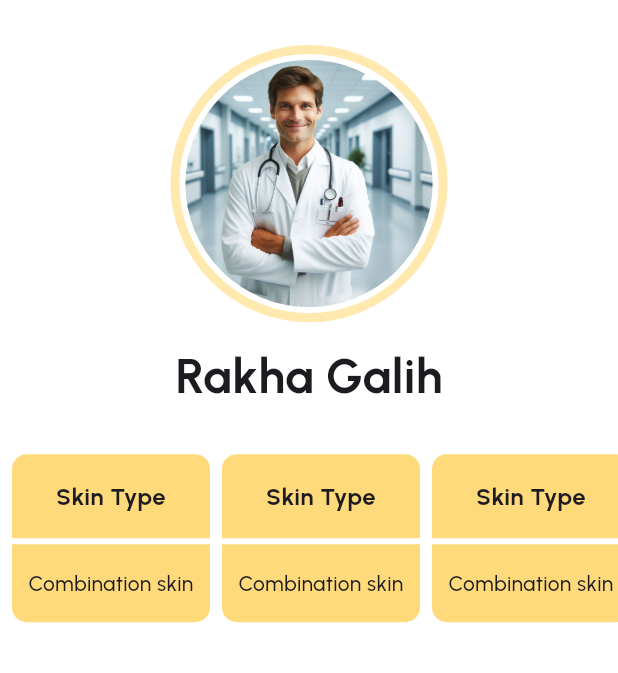
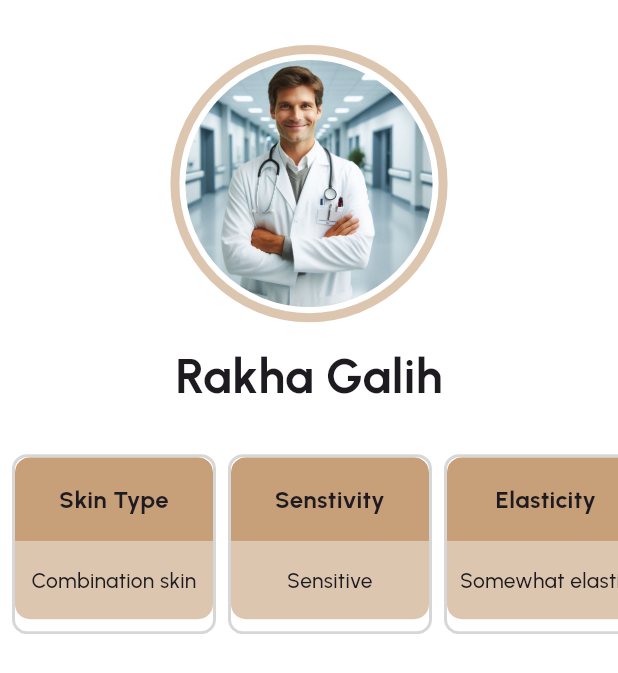
Before and after one commit to RakhaGalih/skincraft, a Flutter app: the ProfileScreen screen opened directly, on a phone screen of 412 x 824 dp. Shown: the top 673 px of the screen. Run offline on Flutter 3.47's test engine with Material 3 defaults, Android fonts, the phone set to English and light mode, and no system bars; our stand-ins replace file_picker.

Commit message:
menambahkan update protil

```diff
--- /dev/null
+++ b/lib/pages/dashboard/home/models/skin_model.dart
@@ -0,0 +1,8 @@
+class SkinModel {
+  String title;
+  String value;
+  SkinModel({
+    required this.title,
+    required this.value,
+  });
+}
--- a/lib/pages/dashboard/home/presentation/screens/profile_screen.dart
+++ b/lib/pages/dashboard/home/presentation/screens/profile_screen.dart
@@ -1,11 +1,44 @@
 import 'package:flutter/material.dart';
+import 'package:skincraft/core/components/border_card.dart';
 import 'package:skincraft/core/theme/app_colors.dart';
 import 'package:skincraft/core/theme/app_sizes.dart';
 import 'package:skincraft/core/theme/app_typography.dart';
+import 'package:skincraft/pages/dashboard/home/models/skin_model.dart';
 
-class ProfileScreen extends StatelessWidget {
+class ProfileScreen extends StatefulWidget {
   const ProfileScreen({super.key});
 
+  @override
+  State<ProfileScreen> createState() => _ProfileScreenState();
+}
+
+class _ProfileScreenState extends State<ProfileScreen> {
+  List<SkinModel> skinTypes = [
+    SkinModel(
+      title: 'Skin Type',
+      value: 'Combination skin',
+    ),
+    SkinModel(
+      title: 'Senstivity',
+      value: 'Sensitive',
+    ),
+    SkinModel(
+      title: 'Elasticity',
+      value: 'Somewhat elastic',
+    ),
+    SkinModel(
+      title: 'Acne Proneness',
+      value: 'Clear',
+    ),
+    SkinModel(
+      title: 'Tone',
+      value: 'Uneven tone',
+    ),
+    SkinModel(
+      title: 'Texture',
+      value: 'Smooth',
+    ),
+  ];
   @override
   Widget build(BuildContext context) {
     return Scaffold(
@@ -22,7 +55,7 @@ class ProfileScreen extends StatelessWidget {
                   color: Colors.white,
                   borderRadius: BorderRadius.circular(context.as.size30 + 16),
                   border: Border.all(
-                    color: AppColor.secondaryColor.withOpacity(0.6),
+                    color: AppColor.primaryColor.withOpacity(0.6),
                     width: 6,
                   ),
                 ),
@@ -48,9 +81,10 @@ class ProfileScreen extends StatelessWidget {
                 child: SingleChildScrollView(
                     scrollDirection: Axis.horizontal,
                     child: Row(
-                        children: List.generate(4, (index) {
+                        children: List.generate(skinTypes.length, (index) {
                       return Padding(
                         padding: const EdgeInsets.only(left: 8),
+                        child: BorderCard(
                           child: Column(
                             children: [
                               Container(
@@ -59,36 +93,35 @@ class ProfileScreen extends StatelessWidget {
                                   vertical: context.as.padding,
                                 ),
                                 decoration: const BoxDecoration(
-                                color: AppColor.secondaryColor,
+                                  color: AppColor.primaryColor,
                                   borderRadius: BorderRadius.only(
                                     topLeft: Radius.circular(10),
                                     topRight: Radius.circular(10),
                                   ),
                                 ),
-                              child: Text('Skin Type',
+                                child: Text(skinTypes[index].title,
                                     textAlign: TextAlign.center,
                                     style: AppTypograph.label1.bold),
                               ),
-                            const SizedBox(
-                              height: 4,
-                            ),
+
                               Container(
                                 width: 132,
                                 padding: EdgeInsets.symmetric(
                                   vertical: context.as.padding,
                                 ),
-                              decoration: const BoxDecoration(
-                                color: AppColor.secondaryColor,
-                                borderRadius: BorderRadius.only(
+                                decoration: BoxDecoration(
+                                  color: AppColor.primaryColor.withOpacity(0.6),
+                                  borderRadius: const BorderRadius.only(
                                     bottomLeft: Radius.circular(10),
                                     bottomRight: Radius.circular(10),
                                   ),
                                 ),
-                              child: Text('Combination skin',
+                                child: Text(skinTypes[index].value,
                                     textAlign: TextAlign.center,
                                     style: AppTypograph.label2.medium),
                               ),
                             ],
+                          ),
                         ),
                       );
                     }))),
```
Also changed, not shown: pubspec.lock, 2 other files. Lines whose indentation alone changed are shown as unchanged.
